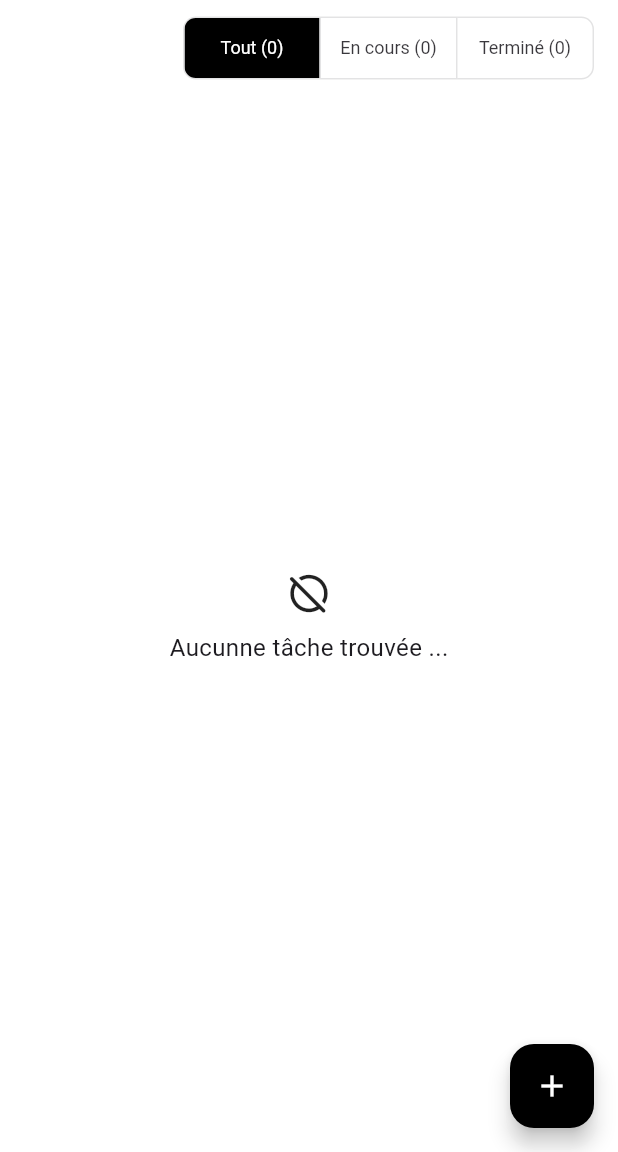
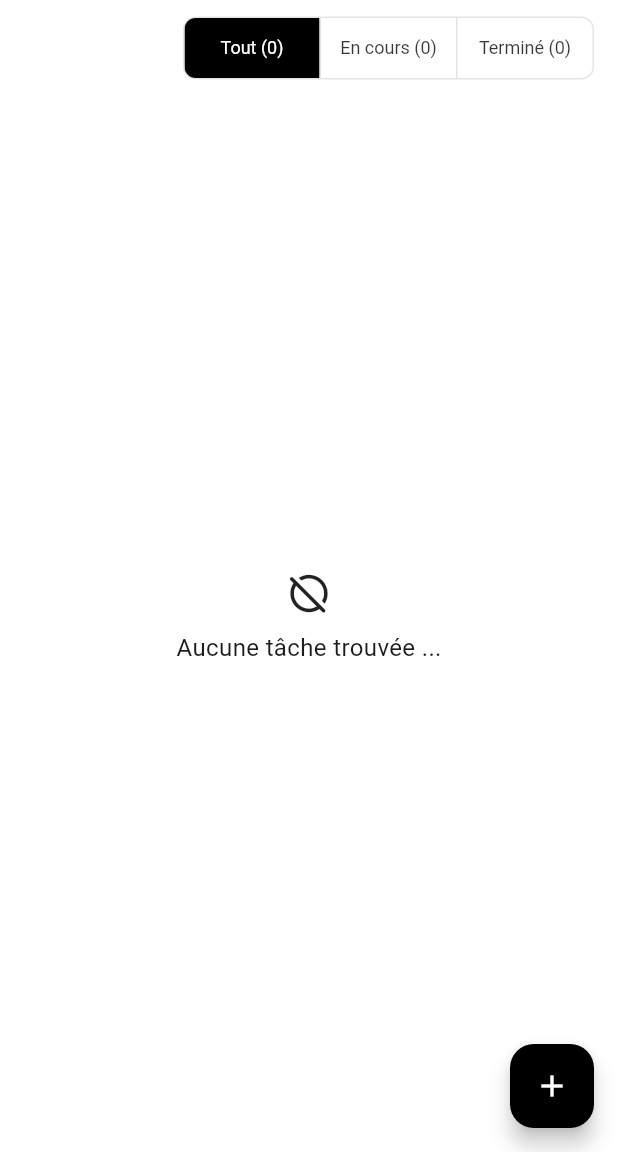
Before and after one commit to Arminaud/TestDotoList, a Flutter app: the screen it shows after launch, on a phone screen of 412 x 824 dp, the part 84-1236 px from its top. Run offline on Flutter 3.47's test engine with Material 3 defaults, Android fonts, the phone set to English and light mode, and no system bars; our stand-ins replace shared_preferences.

Commit message:
correction faute

```diff
--- a/lib/widgets/task_list.dart
+++ b/lib/widgets/task_list.dart
@@ -67,7 +67,7 @@ class TaskList extends StatelessWidget {
                   ),
                   SizedBox(height: 10,),
                   Text(
-                    "Aucunne tâche trouvée ...",
+                    "Aucune tâche trouvée ...",
                     style: TextStyle(
                       fontSize: 16
                     ),
```
